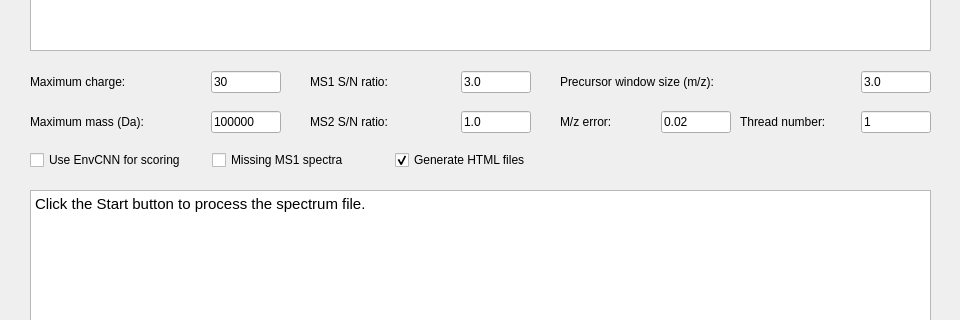
The window that src/gui/topfd/topfddialog.ui (toppic-suite/toppic-suite) describes before a commit, drawn with Qt 5; both pictures show x 0 to 960 and y 140 to 460 of the 960 by 610 pixel window.
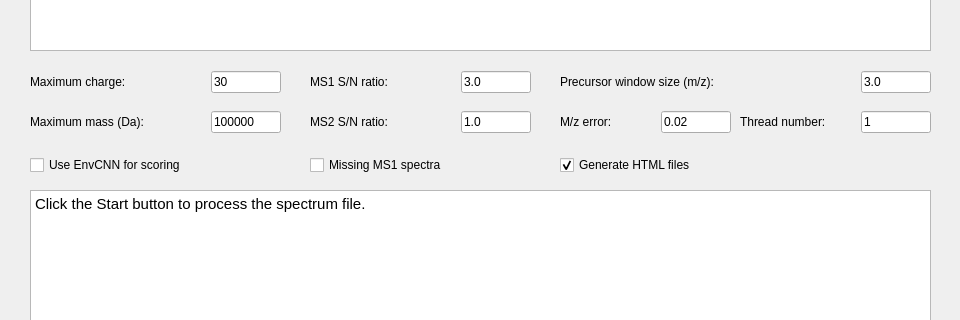
The same window after the commit. Icons and pictures are not drawn.

Patch:
```diff
--- a/src/gui/topfd/topfddialog.ui
+++ b/src/gui/topfd/topfddialog.ui
@@ -509,9 +509,9 @@
     <property name="geometry">
      <rect>
       <x>30</x>
-      <y>280</y>
-      <width>541</width>
-      <height>40</height>
+      <y>290</y>
+      <width>251</width>
+      <height>31</height>
      </rect>
     </property>
     <layout class="QHBoxLayout" name="horizontalLayout_10">
@@ -537,6 +537,18 @@
        </property>
       </widget>
      </item>
+    </layout>
+   </widget>
+   <widget class="QWidget" name="horizontalLayoutWidget_12">
+    <property name="geometry">
+     <rect>
+      <x>310</x>
+      <y>290</y>
+      <width>221</width>
+      <height>31</height>
+     </rect>
+    </property>
+    <layout class="QHBoxLayout" name="horizontalLayout_11">
      <item>
       <widget class="QCheckBox" name="missLevelOneCheckBox">
        <property name="acceptDrops">
@@ -553,6 +565,18 @@
        </property>
       </widget>
      </item>
+    </layout>
+   </widget>
+   <widget class="QWidget" name="horizontalLayoutWidget_13">
+    <property name="geometry">
+     <rect>
+      <x>560</x>
+      <y>290</y>
+      <width>371</width>
+      <height>31</height>
+     </rect>
+    </property>
+    <layout class="QHBoxLayout" name="horizontalLayout_12">
      <item>
       <widget class="QCheckBox" name="geneHTMLCheckBox">
        <property name="acceptDrops">
```
Left out of the diff: 4 changed lines with no effect on the pictures.
